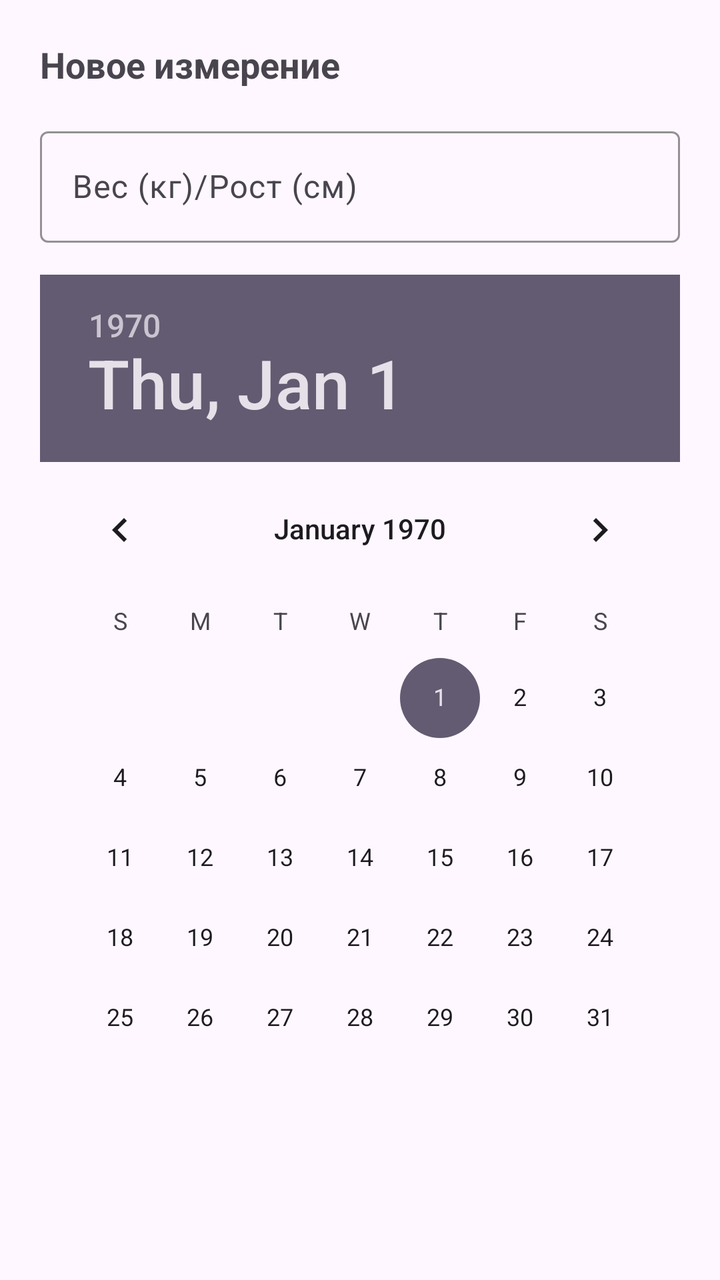
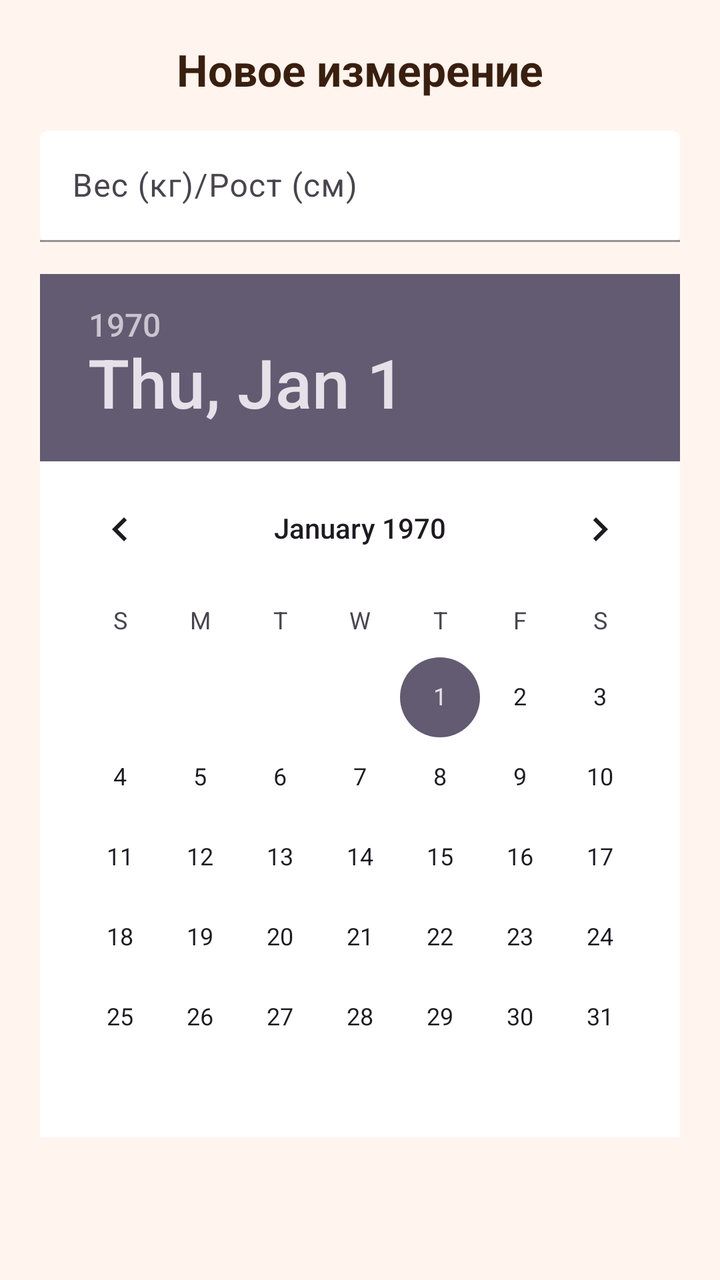

Two renders of the same Android screen: before a commit and after it. Below are the layout's source before the change and the commit's diff.
<!-- AndroidManifest.xml: application theme Theme.MyPet -->
<!-- res/layout/dialog_add_measurement.xml -->
<?xml version="1.0" encoding="utf-8"?>
<LinearLayout xmlns:android="http://schemas.android.com/apk/res/android"
    android:layout_width="match_parent"
    android:layout_height="wrap_content"
    xmlns:app="http://schemas.android.com/apk/res-auto"
    android:orientation="vertical"
    android:padding="20dp">

    <TextView
        android:layout_width="match_parent"
        android:layout_height="wrap_content"
        android:text="Новое измерение"
        android:textSize="18sp"
        android:textStyle="bold"
        android:layout_marginBottom="16dp" />

    <com.google.android.material.textfield.TextInputLayout
        android:layout_width="match_parent"
        android:layout_height="wrap_content"
        android:layout_marginBottom="16dp"
        app:boxStrokeColor="#D2B48C">

        <com.google.android.material.textfield.TextInputEditText
            android:id="@+id/etValue"
            android:layout_width="match_parent"
            android:layout_height="wrap_content"
            android:hint="Вес (кг)/Рост (см)"
            android:inputType="numberDecimal" />

    </com.google.android.material.textfield.TextInputLayout>

    <DatePicker
        android:id="@+id/datePicker"
        android:layout_width="match_parent"
        android:layout_height="wrap_content"
        android:layout_marginBottom="16dp" />

</LinearLayout>
<!-- resources referenced by this layout -->
<resources>
  <style name="Theme.MyPet" parent="Base.Theme.MyPet" />
  <style name="Base.Theme.MyPet" parent="Theme.Material3.DayNight.NoActionBar">
          
          
      </style>
</resources>

<!-- the commit's change to res/layout/dialog_add_measurement.xml (unified diff, before → after) -->
@@ -4,21 +4,27 @@
     android:layout_height="wrap_content"
     xmlns:app="http://schemas.android.com/apk/res-auto"
     android:orientation="vertical"
-    android:padding="20dp">
+    android:padding="20dp"
+    android:background="#FFF5EE">
 
     <TextView
         android:layout_width="match_parent"
         android:layout_height="wrap_content"
         android:text="Новое измерение"
-        android:textSize="18sp"
+        android:textColor="#3A1F0F"
+        android:textSize="22sp"
         android:textStyle="bold"
+        android:gravity="center"
         android:layout_marginBottom="16dp" />
 
     <com.google.android.material.textfield.TextInputLayout
         android:layout_width="match_parent"
         android:layout_height="wrap_content"
         android:layout_marginBottom="16dp"
-        app:boxStrokeColor="#D2B48C">
+        app:boxStrokeColor="#D4A284"
+        app:boxBackgroundMode="filled"
+        app:boxBackgroundColor="#FFFFFF"
+        app:hintTextColor="#8B4513">
 
         <com.google.android.material.textfield.TextInputEditText
             android:id="@+id/etValue"
@@ -33,6 +39,7 @@
         android:id="@+id/datePicker"
         android:layout_width="match_parent"
         android:layout_height="wrap_content"
-        android:layout_marginBottom="16dp" />
+        android:layout_marginBottom="16dp"
+        android:background="#FFFFFF"/>
 
 </LinearLayout>
